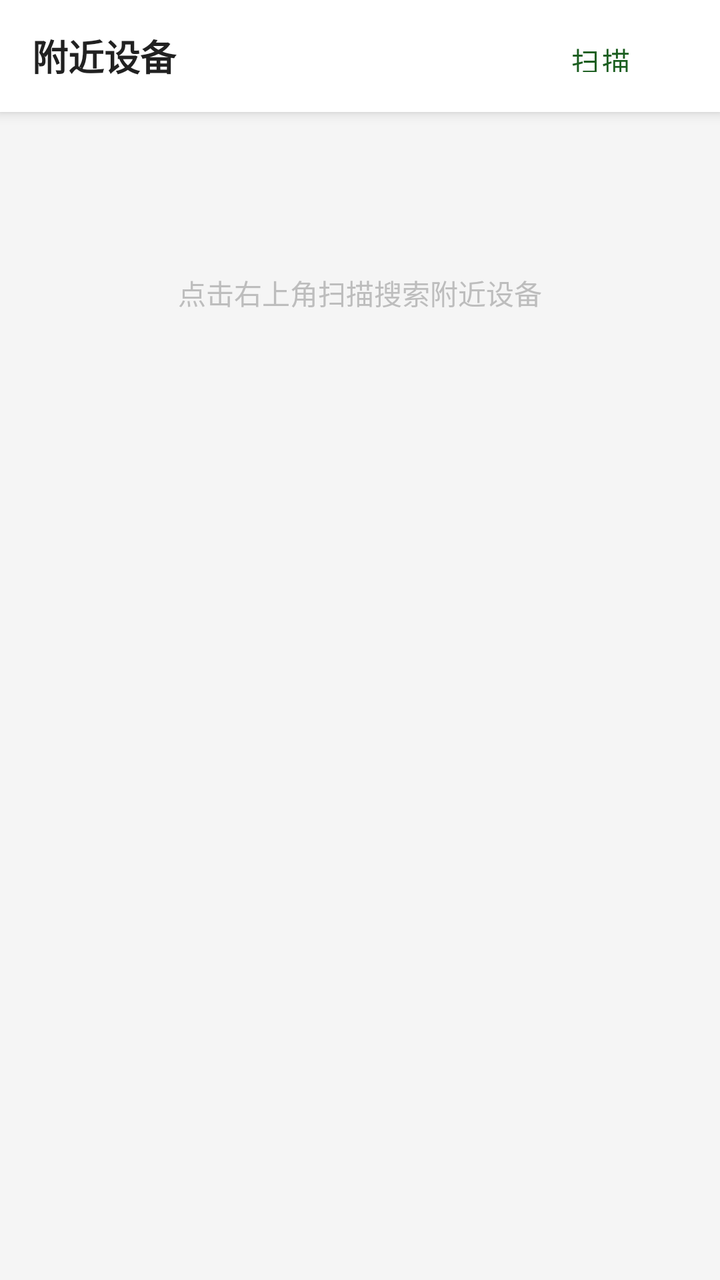
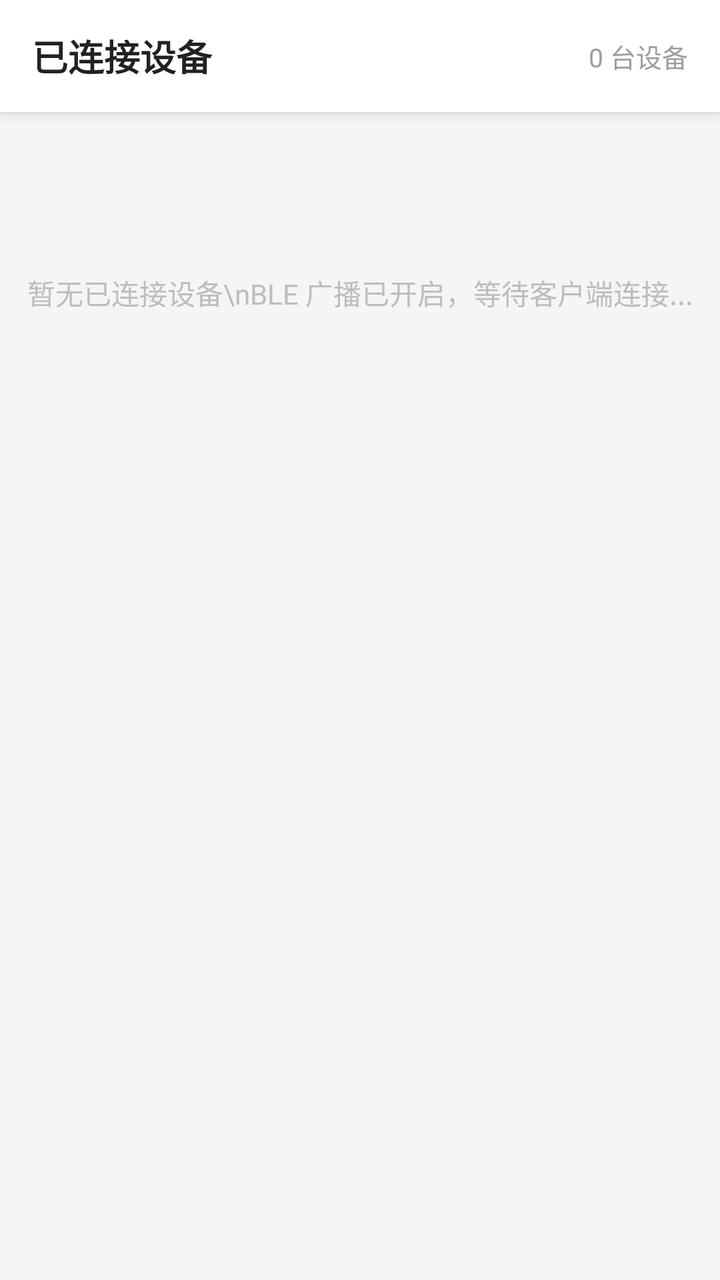

Two renders of the same Android screen: before a commit and after it. Below are the layout's source before the change and the commit's diff.
<!-- AndroidManifest.xml: application theme Theme.Gasserver -->
<!-- res/layout/fragment_device.xml -->
<?xml version="1.0" encoding="utf-8"?>
<LinearLayout xmlns:android="http://schemas.android.com/apk/res/android"
    xmlns:app="http://schemas.android.com/apk/res-auto"
    android:layout_width="match_parent"
    android:layout_height="match_parent"
    android:background="#F5F5F5"
    android:orientation="vertical"
    android:fitsSystemWindows="true">

    
    <LinearLayout
        android:layout_width="match_parent"
        android:layout_height="56dp"
        android:background="@android:color/white"
        android:elevation="4dp"
        android:gravity="center_vertical"
        android:orientation="horizontal"
        android:paddingHorizontal="16dp">

        <TextView
            android:layout_width="0dp"
            android:layout_height="wrap_content"
            android:layout_weight="1"
            android:text="附近设备"
            android:textColor="#212121"
            android:textSize="18sp"
            android:textStyle="bold" />

        <com.google.android.material.button.MaterialButton
            android:id="@+id/btn_scan"
            style="@style/Widget.MaterialComponents.Button.TextButton"
            android:layout_width="wrap_content"
            android:layout_height="36dp"
            android:text="扫描"
            android:textColor="#1B5E20"
            android:textSize="14sp" />
    </LinearLayout>

    
    <TextView
        android:id="@+id/tv_scan_status"
        android:layout_width="match_parent"
        android:layout_height="wrap_content"
        android:background="#FFF8E1"
        android:paddingHorizontal="16dp"
        android:paddingVertical="8dp"
        android:text=""
        android:textColor="#F57F17"
        android:textSize="13sp"
        android:visibility="gone" />

    
    <ScrollView
        android:layout_width="match_parent"
        android:layout_height="match_parent">

        <LinearLayout
            android:layout_width="match_parent"
            android:layout_height="wrap_content"
            android:orientation="vertical">

            <LinearLayout
                android:id="@+id/layout_device_list"
                android:layout_width="match_parent"
                android:layout_height="wrap_content"
                android:orientation="vertical" />

            
            <TextView
                android:id="@+id/tv_no_device"
                android:layout_width="match_parent"
                android:layout_height="wrap_content"
                android:gravity="center"
                android:paddingTop="80dp"
                android:text="点击右上角扫描搜索附近设备"
                android:textColor="#BDBDBD"
                android:textSize="14sp" />
        </LinearLayout>
    </ScrollView>

</LinearLayout>
<!-- resources referenced by this layout -->
<resources>
  <style name="Theme.Gasserver" parent="Base.Theme.Gasserver" />
  <style name="Base.Theme.Gasserver" parent="Theme.MaterialComponents.DayNight.NoActionBar">
          <item name="colorPrimary">@color/green_primary</item>
          <item name="colorPrimaryVariant">@color/green_dark</item>
          <item name="colorOnPrimary">@color/white</item>
          <item name="colorSecondary">@color/green_primary</item>
          <item name="colorOnSecondary">@color/white</item>
      </style>
  <color name="green_primary">#4CAF50</color>
  <color name="green_dark">#1B5E20</color>
  <color name="white">#FFFFFFFF</color>
</resources>

<!-- the commit's change to res/layout/fragment_device.xml (unified diff, before → after) -->
@@ -1,6 +1,5 @@
 <?xml version="1.0" encoding="utf-8"?>
 <LinearLayout xmlns:android="http://schemas.android.com/apk/res/android"
-    xmlns:app="http://schemas.android.com/apk/res-auto"
     android:layout_width="match_parent"
     android:layout_height="match_parent"
     android:background="#F5F5F5"
@@ -18,36 +17,26 @@
         android:paddingHorizontal="16dp">
 
         <TextView
-            android:layout_width="0dp"
+            android:layout_width="wrap_content"
             android:layout_height="wrap_content"
-            android:layout_weight="1"
-            android:text="附近设备"
+            android:text="已连接设备"
             android:textColor="#212121"
             android:textSize="18sp"
             android:textStyle="bold" />
 
-        <com.google.android.material.button.MaterialButton
-            android:id="@+id/btn_scan"
-            style="@style/Widget.MaterialComponents.Button.TextButton"
+        <View
+            android:layout_width="0dp"
+            android:layout_height="0dp"
+            android:layout_weight="1" />
+
+        <TextView
+            android:id="@+id/tv_device_count"
             android:layout_width="wrap_content"
-            android:layout_height="36dp"
-            android:text="扫描"
-            android:textColor="#1B5E20"
-            android:textSize="14sp" />
+            android:layout_height="wrap_content"
+            android:text="0 台设备"
+            android:textColor="#9E9E9E"
+            android:textSize="13sp" />
     </LinearLayout>
-
-    
-    <TextView
-        android:id="@+id/tv_scan_status"
-        android:layout_width="match_parent"
-        android:layout_height="wrap_content"
-        android:background="#FFF8E1"
-        android:paddingHorizontal="16dp"
-        android:paddingVertical="8dp"
-        android:text=""
-        android:textColor="#F57F17"
-        android:textSize="13sp"
-        android:visibility="gone" />
 
     
     <ScrollView
@@ -72,7 +61,7 @@
                 android:layout_height="wrap_content"
                 android:gravity="center"
                 android:paddingTop="80dp"
-                android:text="点击右上角扫描搜索附近设备"
+                android:text="暂无已连接设备\nBLE 广播已开启，等待客户端连接..."
                 android:textColor="#BDBDBD"
                 android:textSize="14sp" />
         </LinearLayout>
